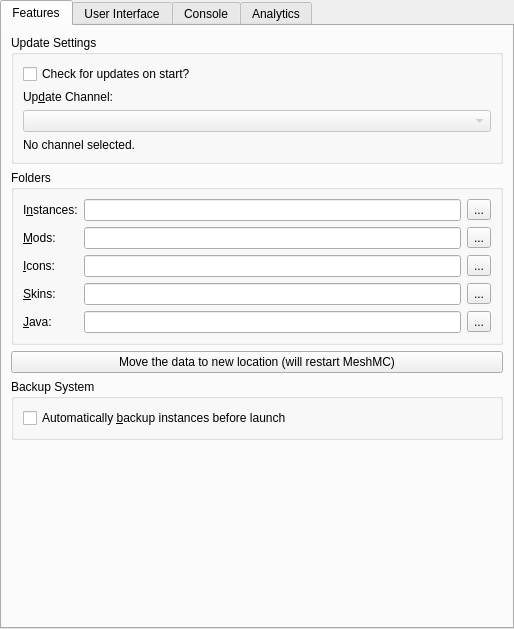
Qt form launcher/ui/pages/global/MeshMCPage.ui (Project-Tick/MeshMC) before a commit.
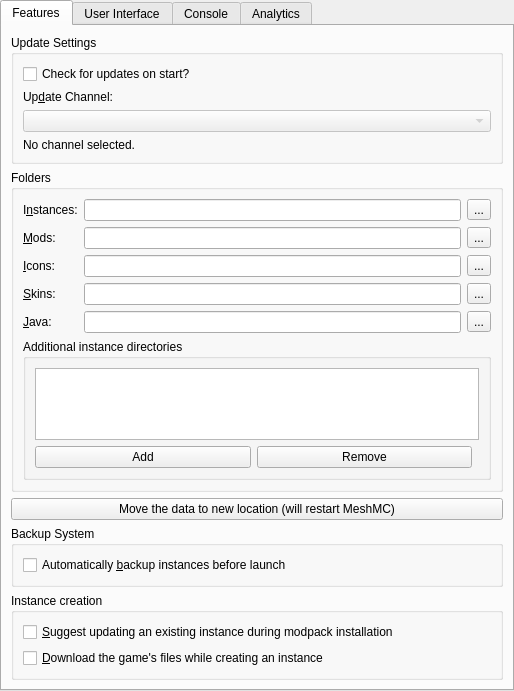
The same form after that commit.

Commit message: Multiple instance folder support has been added.

Diff of the .ui file:
```diff
--- a/launcher/ui/pages/global/MeshMCPage.ui
+++ b/launcher/ui/pages/global/MeshMCPage.ui
@@ -194,6 +194,43 @@
             </property>
            </widget>
           </item>
+          <item row="5" column="0" colspan="3">
+           <widget class="QGroupBox" name="additionalInstDirsGroupBox">
+            <property name="title">
+             <string>Additional instance directories</string>
+            </property>
+            <layout class="QVBoxLayout" name="additionalInstDirsLayout">
+             <item>
+              <widget class="QListWidget" name="additionalInstDirsList"/>
+             </item>
+             <item>
+              <layout class="QHBoxLayout" name="additionalInstDirsBtnLayout">
+               <item>
+                <widget class="QPushButton" name="addInstDirBtn">
+                 <property name="text">
+                  <string>Add</string>
+                 </property>
+                </widget>
+               </item>
+               <item>
+                <widget class="QPushButton" name="removeInstDirBtn">
+                 <property name="text">
+                  <string>Remove</string>
+                 </property>
+                </widget>
+               </item>
+               <item>
+                <spacer name="additionalInstDirsSpacer">
+                 <property name="orientation">
+                  <enum>Qt::Orientation::Horizontal</enum>
+                 </property>
+                </spacer>
+               </item>
+              </layout>
+             </item>
+            </layout>
+           </widget>
+          </item>
          </layout>
         </widget>
        </item>
@@ -223,6 +260,35 @@
          </layout>
         </widget>
        </item>
+       <item>
+        <widget class="QGroupBox" name="instanceCreationGroupBox">
+         <property name="title">
+          <string>Instance creation</string>
+         </property>
+         <layout class="QVBoxLayout" name="instanceCreationLayout">
+          <item>
+           <widget class="QCheckBox" name="modpackUpdatePromptCheck">
+            <property name="toolTip">
+             <string>When installing a modpack that is already installed, offer to update that instance instead of creating a second copy of it.</string>
+            </property>
+            <property name="text">
+             <string>&amp;Suggest updating an existing instance during modpack installation</string>
+            </property>
+           </widget>
+          </item>
+          <item>
+           <widget class="QCheckBox" name="downloadGameFilesCheck">
+            <property name="toolTip">
+             <string>Download the game's libraries and assets while the instance is being created, instead of waiting until the first time it is launched.</string>
+            </property>
+            <property name="text">
+             <string>&amp;Download the game's files while creating an instance</string>
+            </property>
+           </widget>
+          </item>
+         </layout>
+        </widget>
+       </item>
        <item>
         <spacer name="verticalSpacer_2">
          <property name="orientation">
```
The commit also changes 10 other files.
